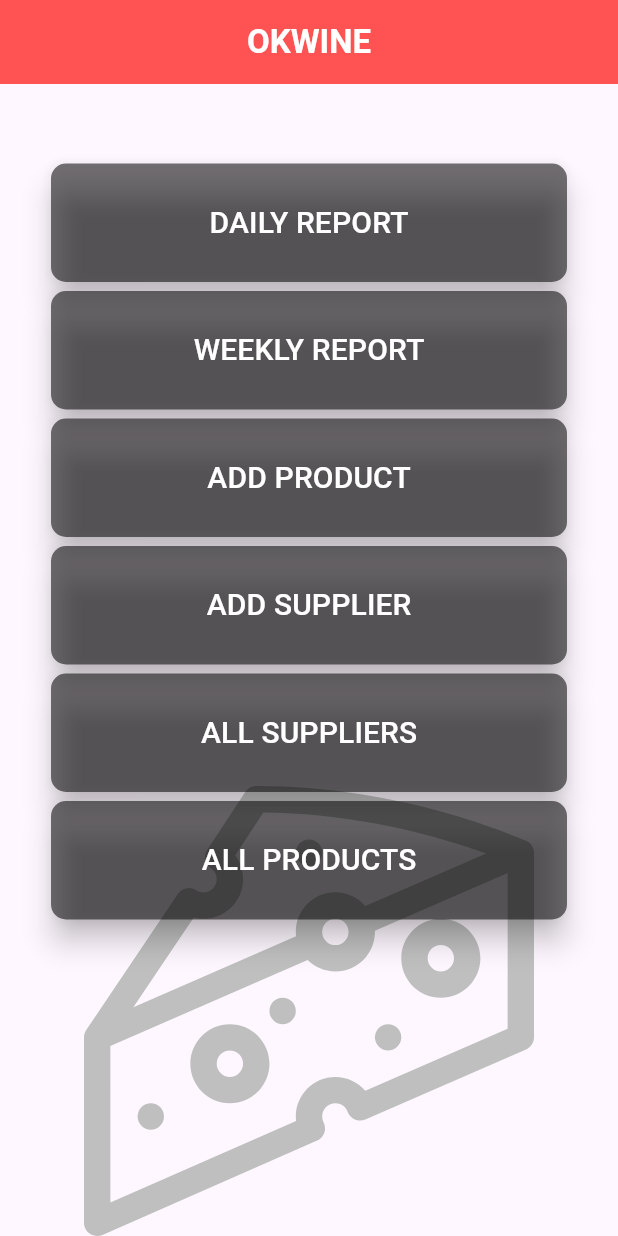
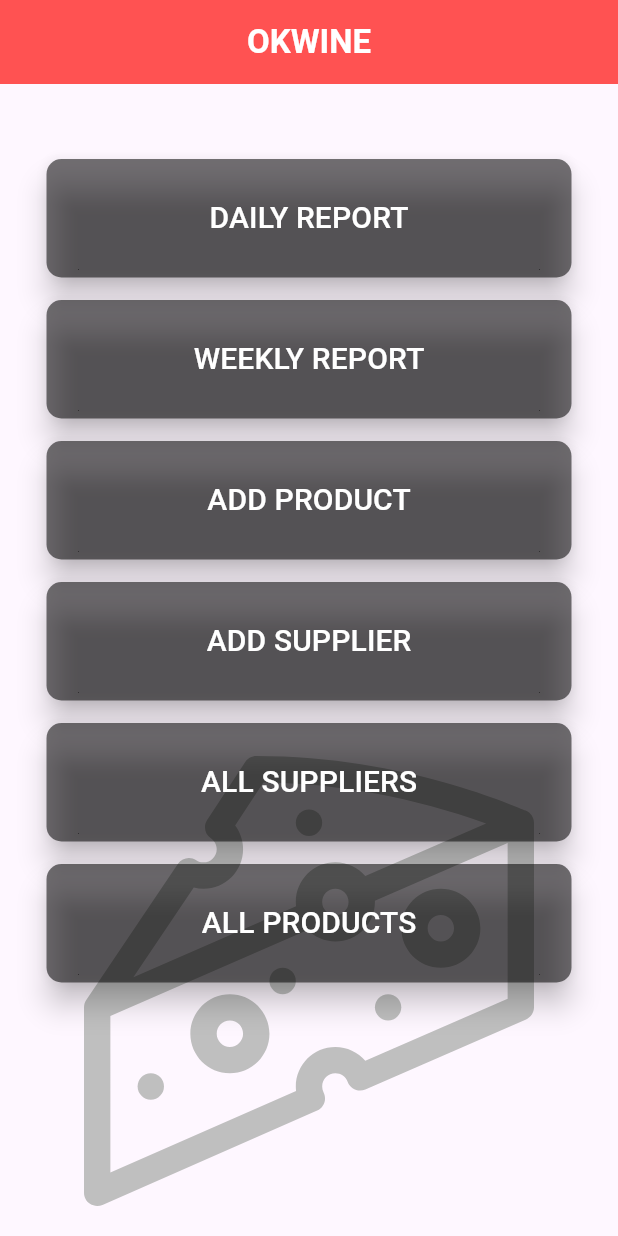
Before and after one commit to YuriiZaripa/expiration_date, a Flutter app: the screen it shows after launch, on a phone screen of 412 x 824 dp. Run offline on Flutter 3.47's test engine with Material 3 defaults, Android fonts, the phone set to English and light mode, and no system bars; our stand-ins replace flutter_svg.

Commit message:
review fix

```diff
--- a/lib/pages/home_page.dart
+++ b/lib/pages/home_page.dart
@@ -28,9 +28,14 @@ class _HomePageState extends State<HomePage> {
       body: Stack(
         alignment: Alignment.bottomCenter,
         children: [
-          SvgPicture.asset(
-            'images/cheese.svg',
-            width: 300,
+          Padding(
+            padding: const EdgeInsets.only(
+              bottom: 20,
+            ),
+            child: SvgPicture.asset(
+              'images/cheese.svg',
+              width: 300,
+            ),
           ),
           Center(
             child: Padding(
@@ -40,33 +45,53 @@ class _HomePageState extends State<HomePage> {
                 child: ListView(
                   children: [
                     Padding(
-                      padding: const EdgeInsets.all(3.0),
-                      child:
-                          CustomButton(label: 'DAILY REPORT', onPress: () {}),
+                      padding: const EdgeInsets.only(
+                        bottom: 15,
+                      ),
+                      child: CustomButton(
+                        label: 'DAILY REPORT',
+                        onPress: () {},
+                      ),
                     ),
                     Padding(
-                      padding: const EdgeInsets.all(3.0),
-                      child:
-                          CustomButton(label: 'WEEKLY REPORT', onPress: () {}),
+                      padding: const EdgeInsets.only(
+                        bottom: 15,
+                      ),
+                      child: CustomButton(
+                        label: 'WEEKLY REPORT',
+                        onPress: () {},
+                      ),
                     ),
                     Padding(
-                      padding: const EdgeInsets.all(3.0),
-                      child: CustomButton(label: 'ADD PRODUCT', onPress: () {}),
+                      padding: const EdgeInsets.only(
+                        bottom: 15,
+                      ),
+                      child: CustomButton(
+                        label: 'ADD PRODUCT',
+                        onPress: () {},
+                      ),
                     ),
                     Padding(
-                      padding: const EdgeInsets.all(3.0),
-                      child:
-                          CustomButton(label: 'ADD SUPPLIER', onPress: () {}),
+                      padding: const EdgeInsets.only(
+                        bottom: 15,
+                      ),
+                      child: CustomButton(
+                        label: 'ADD SUPPLIER',
+                        onPress: () {},
+                      ),
                     ),
                     Padding(
-                      padding: const EdgeInsets.all(3.0),
-                      child:
-                          CustomButton(label: 'ALL SUPPLIERS', onPress: () {}),
+                      padding: const EdgeInsets.only(
+                        bottom: 15,
+                      ),
+                      child: CustomButton(
+                        label: 'ALL SUPPLIERS',
+                        onPress: () {},
+                      ),
                     ),
-                    Padding(
-                      padding: const EdgeInsets.all(3.0),
-                      child:
-                          CustomButton(label: 'ALL PRODUCTS', onPress: () {}),
+                    CustomButton(
+                      label: 'ALL PRODUCTS',
+                      onPress: () {},
                     ),
                   ],
                 ),
--- a/pubspec.yaml
+++ b/pubspec.yaml
@@ -10,10 +10,10 @@ environment:
 dependencies:
   flutter:
     sdk: flutter
-  flutter_svg: ^2.0.9
-  flutter_svg_provider: ^1.0.7
+
 
   cupertino_icons: ^1.0.2
+  flutter_svg: ^2.0.9
 
 dev_dependencies:
   flutter_test:
```
Also changed, not shown: pubspec.lock.
